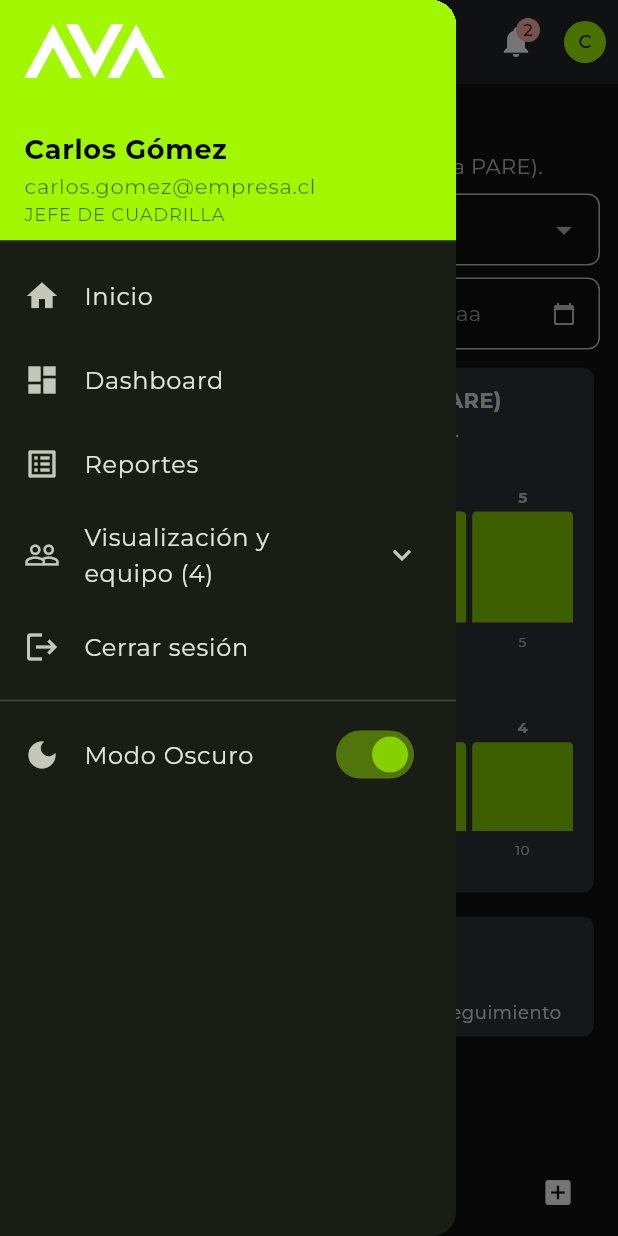
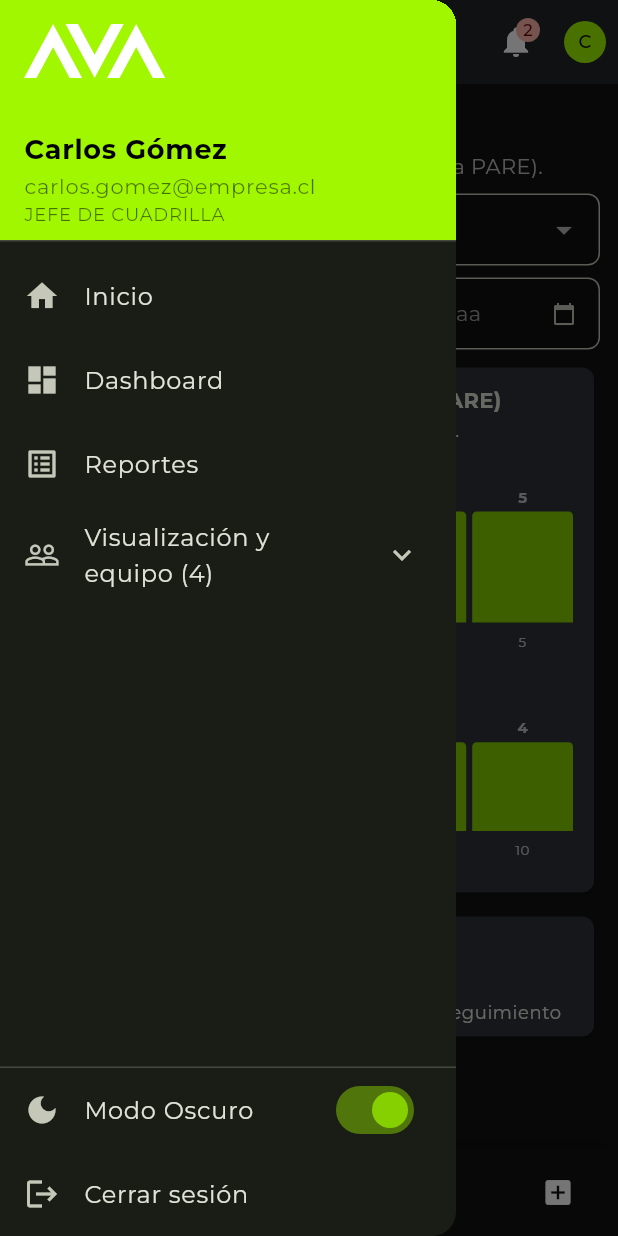
Before and after one commit to Ruchuba09/ava-movil, a Flutter app: the HomeScreen screen opened directly, in the side drawer, after a tap on "Modo Oscuro", on a phone screen of 412 x 824 dp. Run offline on Flutter 3.47's test engine with Material 3 defaults, Android fonts, the phone set to English and light mode, and no system bars; drawn by our look-alikes of google_nav_bar; our stand-ins replace connectivity_plus, file_picker, flutter_svg, image_picker, logger, qr_flutter and 1 more; accounts and stored records are empty; project files that could hold a hidden picture were left out.

Commit message:
Cambios de color y cosas
Tire el cerrar sesion para abajo y colores de los reportes en vista personal

```diff
--- a/lib/view/home/home_screen.dart
+++ b/lib/view/home/home_screen.dart
@@ -188,6 +188,9 @@ class _HomeScreenState extends State<HomeScreen> {
         ],
       ),
       drawer: Drawer(
+        child: Column(
+          children: [
+            Expanded(
               child: ListView(
                 padding: EdgeInsets.zero,
                 children: [
@@ -200,13 +203,16 @@ class _HomeScreenState extends State<HomeScreen> {
                         mainAxisAlignment: MainAxisAlignment.spaceBetween,
                         children: [
                           SvgPicture.asset(
-                    isDark ? 'assets/logos/blanco.svg' : 'assets/logos/verde.svg',
+                            isDark
+                                ? 'assets/logos/blanco.svg'
+                                : 'assets/logos/negro.svg',
                             height: 36,
                             fit: BoxFit.contain,
                             placeholderBuilder: (context) => const Text(
                               'AVA',
                               style: TextStyle(
-                          color: Colors.black, fontWeight: FontWeight.bold),
+                                  color: Colors.black,
+                                  fontWeight: FontWeight.bold),
                             ),
                           ),
                           Column(
@@ -273,7 +279,8 @@ class _HomeScreenState extends State<HomeScreen> {
                     title: Text('Visualización y equipo (${workers.length})'),
                     children: [
                       ListTile(
-                  contentPadding: const EdgeInsets.only(left: 56, right: 16),
+                        contentPadding:
+                            const EdgeInsets.only(left: 56, right: 16),
                         leading: const Icon(Icons.visibility_outlined),
                         title: const Text('Visualización de cuadrilla'),
                         onTap: () {
@@ -285,7 +292,8 @@ class _HomeScreenState extends State<HomeScreen> {
                             dense: true,
                             contentPadding:
                                 const EdgeInsets.only(left: 56, right: 16),
-                      leading: const Icon(Icons.person_outline, size: 18),
+                            leading:
+                                const Icon(Icons.person_outline, size: 18),
                             title: Text(worker['name'] as String),
                             subtitle: Text(worker['role'] as String),
                             onTap: () {
@@ -301,28 +309,39 @@ class _HomeScreenState extends State<HomeScreen> {
                           )),
                     ],
                   ),
-            ListTile(
-              leading: const Icon(Icons.logout),
-              title: const Text('Cerrar sesión'),
-              onTap: _signOut,
+                ],
               ),
-            const Divider(),
+            ),
+            const Divider(height: 1),
+            SafeArea(
+              top: false,
+              child: Column(
+                mainAxisSize: MainAxisSize.min,
+                children: [
                   Consumer<ThemeController>(
                     builder: (context, themeController, child) {
-              final isDark = themeController.themeMode == ThemeMode.dark ||
+                      final darkMode =
+                          themeController.themeMode == ThemeMode.dark ||
                               (themeController.themeMode == ThemeMode.system &&
                                   MediaQuery.of(context).platformBrightness ==
                                       Brightness.dark);
                       return SwitchListTile(
                         title: const Text('Modo Oscuro'),
                         secondary: const Icon(Icons.dark_mode),
-                value: isDark,
+                        value: darkMode,
                         activeThumbColor: verde6Color,
-                onChanged: (value) {
-                  themeController.toggleTheme(value);
+                        onChanged: themeController.toggleTheme,
+                      );
                     },
-              );
-            }),
+                  ),
+                  ListTile(
+                    leading: const Icon(Icons.logout),
+                    title: const Text('Cerrar sesión'),
+                    onTap: _signOut,
+                  ),
+                ],
+              ),
+            ),
           ],
         ),
       ),
```
Also changed, not shown: lib/view/permissions/permissions_screen.dart (+55 -8 lines). Lines whose indentation alone changed are shown as unchanged.
